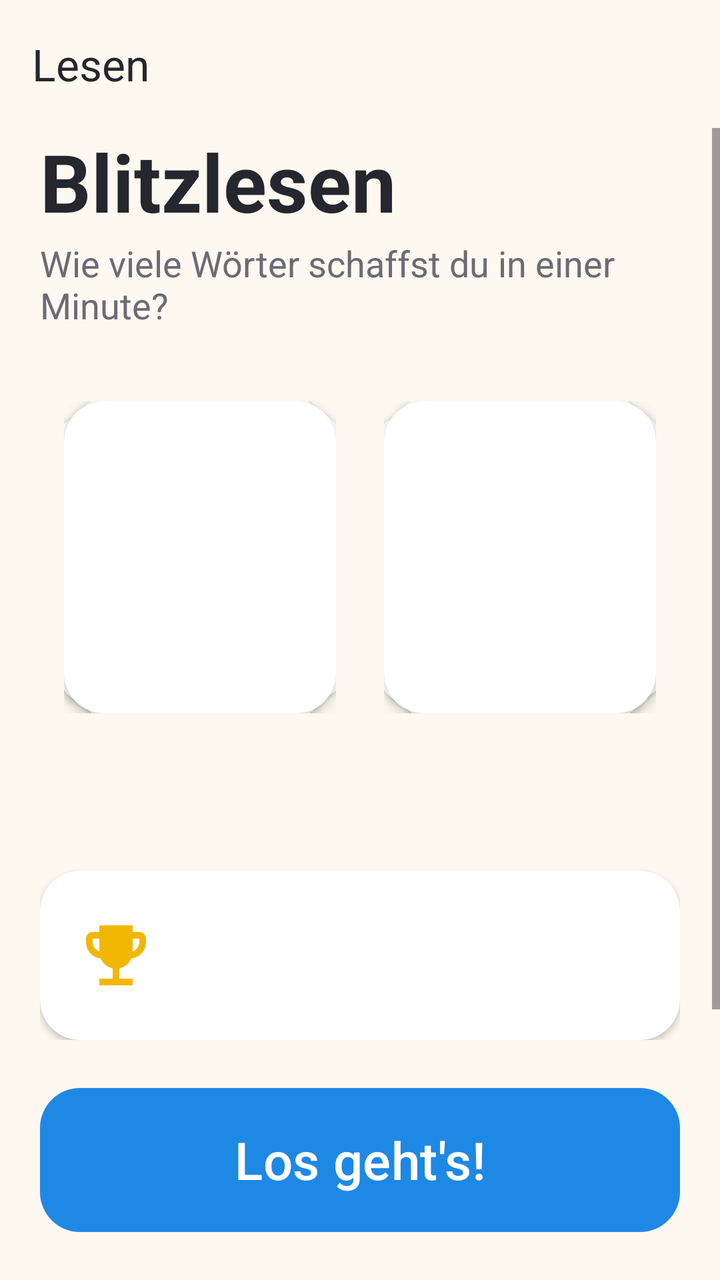
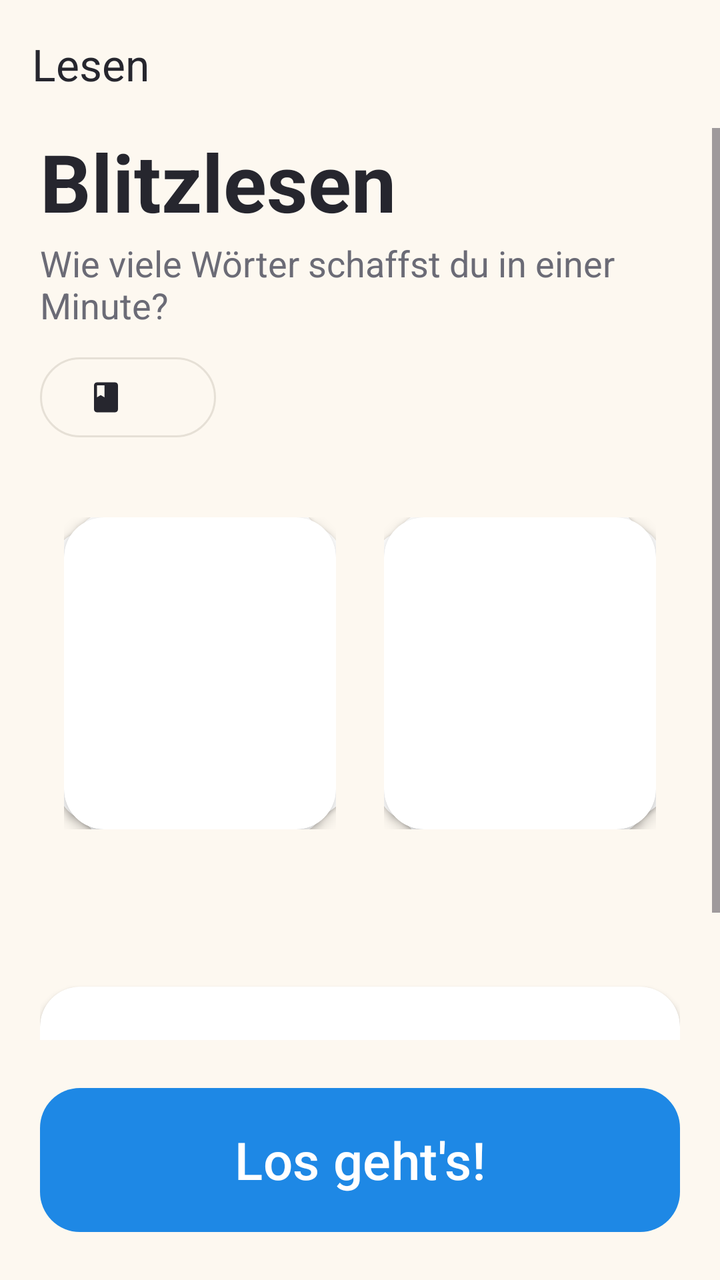

Screens rendered from an Android XML layout before and after an edit, with the pre-edit source and the edit as a unified diff.
<!-- AndroidManifest.xml: application theme Theme.Lesen -->
<!-- res/layout/activity_main.xml -->
<?xml version="1.0" encoding="utf-8"?>
<LinearLayout xmlns:android="http://schemas.android.com/apk/res/android"
    xmlns:app="http://schemas.android.com/apk/res-auto"
    android:layout_width="match_parent"
    android:layout_height="match_parent"
    android:background="@color/bg"
    android:orientation="vertical">

    <com.google.android.material.appbar.MaterialToolbar
        android:id="@+id/toolbar"
        style="@style/Toolbar"
        app:title="@string/app_name" />

    <ScrollView
        android:layout_width="match_parent"
        android:layout_height="0dp"
        android:layout_weight="1"
        android:fillViewport="true">

        <LinearLayout
            android:layout_width="match_parent"
            android:layout_height="wrap_content"
            android:clipChildren="false"
            android:orientation="vertical"
            android:paddingHorizontal="20dp"
            android:paddingBottom="16dp">

            <TextView
                android:layout_width="wrap_content"
                android:layout_height="wrap_content"
                android:text="@string/headline"
                android:textColor="@color/text_primary"
                android:textSize="40sp"
                android:textStyle="bold" />

            <TextView
                android:layout_width="wrap_content"
                android:layout_height="wrap_content"
                android:layout_marginTop="2dp"
                android:text="@string/tagline"
                android:textColor="@color/text_secondary"
                android:textSize="18sp" />

            <LinearLayout
                android:layout_width="match_parent"
                android:layout_height="wrap_content"
                android:layout_marginTop="24dp"
                android:clipChildren="false"
                android:orientation="horizontal">

                <include
                    android:id="@+id/pile_good"
                    layout="@layout/view_pile" />

                <include
                    android:id="@+id/pile_practice"
                    layout="@layout/view_pile" />

            </LinearLayout>

            <TextView
                android:id="@+id/new_words"
                android:layout_width="match_parent"
                android:layout_height="wrap_content"
                android:layout_marginTop="12dp"
                android:background="?attr/selectableItemBackground"
                android:gravity="center"
                android:padding="8dp"
                android:textColor="@color/text_secondary"
                android:textSize="17sp" />

            <com.google.android.material.card.MaterialCardView
                android:id="@+id/record_card"
                android:layout_width="match_parent"
                android:layout_height="wrap_content"
                android:layout_marginTop="16dp"
                android:clickable="true"
                android:focusable="true"
                app:cardBackgroundColor="@color/surface"
                app:cardCornerRadius="20dp"
                app:cardElevation="2dp"
                app:strokeWidth="0dp">

                <LinearLayout
                    android:layout_width="match_parent"
                    android:layout_height="wrap_content"
                    android:gravity="center_vertical"
                    android:orientation="horizontal"
                    android:padding="18dp">

                    <ImageView
                        android:layout_width="40dp"
                        android:layout_height="40dp"
                        android:importantForAccessibility="no"
                        android:src="@drawable/ic_trophy"
                        app:tint="@color/gold" />

                    <LinearLayout
                        android:layout_width="0dp"
                        android:layout_height="wrap_content"
                        android:layout_marginStart="16dp"
                        android:layout_weight="1"
                        android:orientation="vertical">

                        <TextView
                            android:id="@+id/record"
                            android:layout_width="wrap_content"
                            android:layout_height="wrap_content"
                            android:textColor="@color/text_primary"
                            android:textSize="20sp"
                            android:textStyle="bold" />

                        <TextView
                            android:id="@+id/record_split"
                            android:layout_width="wrap_content"
                            android:layout_height="wrap_content"
                            android:textColor="@color/text_secondary"
                            android:textSize="16sp" />

                    </LinearLayout>

                </LinearLayout>

            </com.google.android.material.card.MaterialCardView>

        </LinearLayout>

    </ScrollView>

    <com.google.android.material.button.MaterialButton
        android:id="@+id/start"
        style="@style/BigButton"
        android:layout_height="80dp"
        android:layout_margin="20dp"
        android:text="@string/start"
        android:textSize="26sp" />

</LinearLayout>
<!-- res/layout/view_pile.xml (included above) -->
<?xml version="1.0" encoding="utf-8"?>
<FrameLayout xmlns:android="http://schemas.android.com/apk/res/android"
    xmlns:app="http://schemas.android.com/apk/res-auto"
    android:layout_width="0dp"
    android:layout_height="180dp"
    android:layout_weight="1"
    android:clipChildren="false"
    android:padding="12dp">

    <com.google.android.material.card.MaterialCardView
        android:id="@+id/back2"
        android:layout_width="match_parent"
        android:layout_height="match_parent"
        android:rotation="-7"
        app:cardCornerRadius="20dp"
        app:cardElevation="1dp"
        app:strokeWidth="0dp" />

    <com.google.android.material.card.MaterialCardView
        android:id="@+id/back1"
        android:layout_width="match_parent"
        android:layout_height="match_parent"
        android:rotation="4"
        app:cardCornerRadius="20dp"
        app:cardElevation="2dp"
        app:strokeWidth="0dp" />

    <com.google.android.material.card.MaterialCardView
        android:id="@+id/front"
        android:layout_width="match_parent"
        android:layout_height="match_parent"
        android:clickable="true"
        android:focusable="true"
        app:cardCornerRadius="20dp"
        app:cardElevation="4dp"
        app:strokeWidth="0dp">

        <LinearLayout
            android:layout_width="match_parent"
            android:layout_height="match_parent"
            android:gravity="center"
            android:orientation="vertical">

            <TextView
                android:id="@+id/count"
                android:layout_width="wrap_content"
                android:layout_height="wrap_content"
                android:includeFontPadding="false"
                android:textSize="56sp"
                android:textStyle="bold" />

            <TextView
                android:id="@+id/label"
                android:layout_width="wrap_content"
                android:layout_height="wrap_content"
                android:layout_marginTop="4dp"
                android:textSize="20sp"
                android:textStyle="bold" />

        </LinearLayout>

    </com.google.android.material.card.MaterialCardView>

</FrameLayout>
<!-- resources referenced by this layout -->
<resources>
  <color name="bg">#FFFDF8F0</color>
  <color name="gold">#FFF2B705</color>
  <color name="surface">#FFFFFFFF</color>
  <color name="text_primary">#FF26262E</color>
  <color name="text_secondary">#FF6B6B76</color>
  <!-- drawable ic_trophy (drawable) -->
  <vector xmlns:android="http://schemas.android.com/apk/res/android"
      android:width="24dp"
      android:height="24dp"
      android:tint="?attr/colorControlNormal"
      android:viewportWidth="24"
      android:viewportHeight="24">
      <path
          android:fillColor="@android:color/white"
          android:pathData="M19,5h-2V3H7v2H5C3.9,5 3,5.9 3,7v1c0,2.55 1.92,4.63 4.39,4.94c0.63,1.5 1.98,2.63 3.61,2.96V19H7v2h10v-2h-4v-3.1c1.63,-0.33 2.98,-1.46 3.61,-2.96C19.08,12.63 21,10.55 21,8V7C21,5.9 20.1,5 19,5zM5,8V7h2v3.82C5.84,10.4 5,9.3 5,8zM19,8c0,1.3 -0.84,2.4 -2,2.82V7h2V8z" />
  </vector>
  <string name="app_name">Lesen</string>
  <string name="headline">Blitzlesen</string>
  <string name="start">Los geht\'s!</string>
  <string name="tagline">Wie viele Wörter schaffst du in einer Minute?</string>
  <style name="BigButton" parent="Widget.Material3.Button">
          <item name="android:layout_width">match_parent</item>
          <item name="android:layout_height">64dp</item>
          <item name="android:textSize">22sp</item>
          <item name="cornerRadius">20dp</item>
      </style>
  <style name="Toolbar">
          <item name="android:layout_width">match_parent</item>
          <item name="android:layout_height">?attr/actionBarSize</item>
          <item name="android:background">@color/bg</item>
          <item name="titleTextColor">@color/text_primary</item>
      </style>
  <style name="Theme.Lesen" parent="Theme.Material3.DayNight.NoActionBar">
          <item name="colorPrimary">@color/accent</item>
          <item name="colorOnPrimary">#FFFFFFFF</item>
          <item name="colorSecondary">@color/good</item>
          <item name="android:colorBackground">@color/bg</item>
          <item name="colorSurface">@color/surface</item>
          <item name="colorOnSurface">@color/text_primary</item>
          <item name="colorOnSurfaceVariant">@color/text_secondary</item>
          
          <item name="elevationOverlayEnabled">false</item>
          <item name="android:statusBarColor">@color/bg</item>
          <item name="android:navigationBarColor">@color/bg</item>
          <item name="android:windowLightStatusBar">@bool/light_system_bars</item>
          <item name="android:windowLightNavigationBar" tools:targetApi="o_mr1">@bool/light_system_bars</item>
      </style>
  <color name="accent">#FF1E88E5</color>
  <color name="good">#FF43A047</color>
</resources>

<!-- the commit's change to res/layout/activity_main.xml (unified diff, before → after) -->
@@ -40,6 +40,21 @@
                 android:text="@string/tagline"
                 android:textColor="@color/text_secondary"
                 android:textSize="18sp" />
+
+            
+            <com.google.android.material.button.MaterialButton
+                android:id="@+id/word_list"
+                style="@style/Widget.Material3.Button.OutlinedButton"
+                android:layout_width="wrap_content"
+                android:layout_height="wrap_content"
+                android:layout_marginTop="10dp"
+                android:ellipsize="end"
+                android:maxLines="1"
+                android:textColor="@color/text_primary"
+                android:textSize="16sp"
+                app:icon="@drawable/ic_book"
+                app:iconTint="@color/text_primary"
+                app:strokeColor="@color/divider" />
 
             <LinearLayout
                 android:layout_width="match_parent"
<!-- resource entries referenced after the edit -->
@@ -1,10 +1,22 @@
 <!-- resources referenced by this layout -->
 <resources>
   <color name="bg">#FFFDF8F0</color>
+  <color name="divider">#FFE6E0D6</color>
   <color name="gold">#FFF2B705</color>
   <color name="surface">#FFFFFFFF</color>
   <color name="text_primary">#FF26262E</color>
   <color name="text_secondary">#FF6B6B76</color>
+  <!-- drawable ic_book (drawable) -->
+  <vector xmlns:android="http://schemas.android.com/apk/res/android"
+      android:width="24dp"
+      android:height="24dp"
+      android:tint="?attr/colorControlNormal"
+      android:viewportWidth="24"
+      android:viewportHeight="24">
+      <path
+          android:fillColor="@android:color/white"
+          android:pathData="M18,2H6C4.9,2 4,2.9 4,4v16c0,1.1 0.9,2 2,2h12c1.1,0 2,-0.9 2,-2V4C20,2.9 19.1,2 18,2zM6,4h5v8l-2.5,-1.5L6,12V4z" />
+  </vector>
   <!-- drawable ic_trophy (drawable) -->
   <vector xmlns:android="http://schemas.android.com/apk/res/android"
       android:width="24dp"
